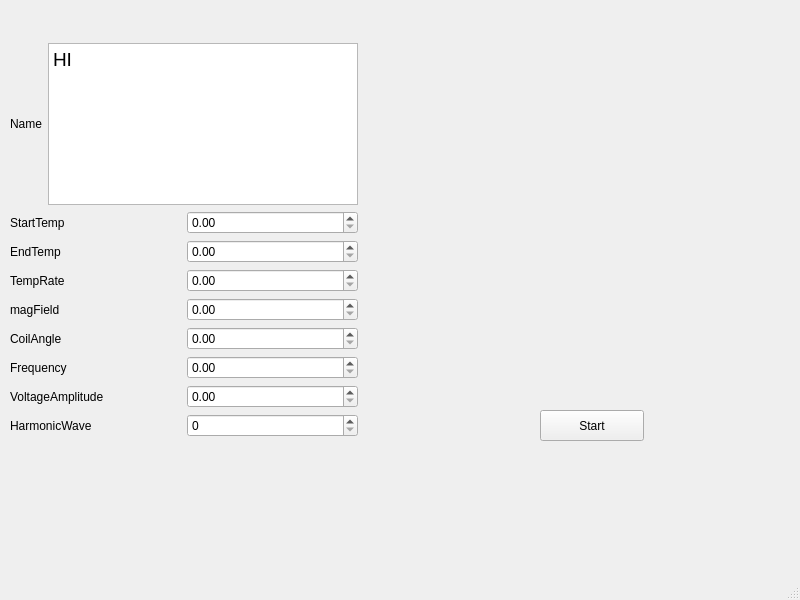
The window that ClassTest/mainwindow.ui (Hendrok/InduktionsMessProgramm) describes before a commit, drawn with Qt 5.
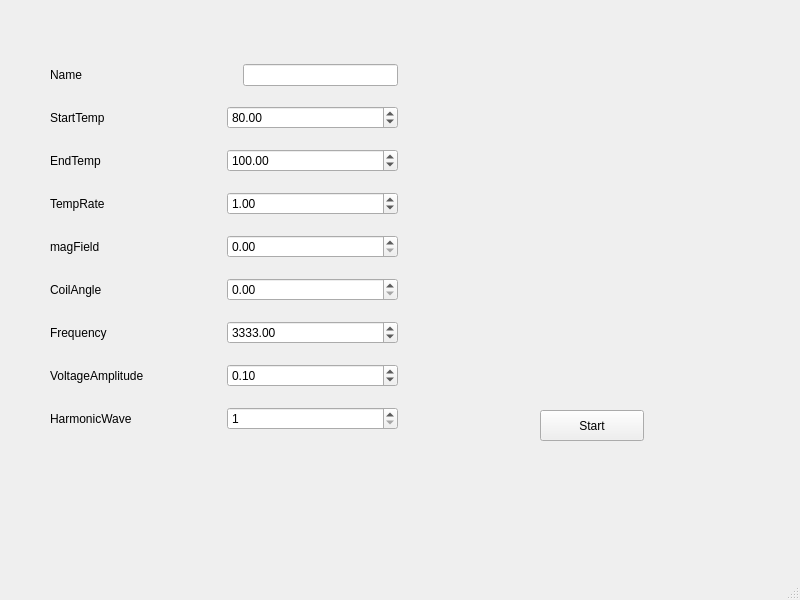
The same window after the commit.

```diff
--- a/ClassTest/mainwindow.ui
+++ b/ClassTest/mainwindow.ui
@@ -27,11 +27,11 @@
      <string>Start</string>
     </property>
    </widget>
-   <widget class="QWidget" name="">
+   <widget class="QWidget" name="layoutWidget">
     <property name="geometry">
      <rect>
-      <x>10</x>
-      <y>43</y>
+      <x>50</x>
+      <y>50</y>
       <width>348</width>
       <height>394</height>
      </rect>
@@ -47,13 +47,22 @@
         </widget>
        </item>
        <item>
-        <widget class="QTextEdit" name="SupraName1">
-         <property name="html">
-          <string>&lt;!DOCTYPE HTML PUBLIC &quot;-//W3C//DTD HTML 4.0//EN&quot; &quot;http://www.w3.org/TR/REC-html40/strict.dtd&quot;&gt;
-&lt;html&gt;&lt;head&gt;&lt;meta name=&quot;qrichtext&quot; content=&quot;1&quot; /&gt;&lt;style type=&quot;text/css&quot;&gt;
-p, li { white-space: pre-wrap; }
-&lt;/style&gt;&lt;/head&gt;&lt;body style=&quot; font-family:'MS Shell Dlg 2'; font-size:14.25pt; font-weight:400; font-style:normal;&quot;&gt;
-&lt;p style=&quot; margin-top:0px; margin-bottom:0px; margin-left:0px; margin-right:0px; -qt-block-indent:0; text-indent:0px;&quot;&gt;&lt;span style=&quot; font-family:'MS Shell Dlg 2'; font-size:14pt;&quot;&gt;HI&lt;/span&gt;&lt;/p&gt;&lt;/body&gt;&lt;/html&gt;</string>
+        <spacer name="horizontalSpacer">
+         <property name="orientation">
+          <enum>Qt::Horizontal</enum>
+         </property>
+         <property name="sizeHint" stdset="0">
+          <size>
+           <width>100</width>
+           <height>20</height>
+          </size>
+         </property>
+        </spacer>
+       </item>
+       <item>
+        <widget class="QLineEdit" name="SupraName1">
+         <property name="alignment">
+          <set>Qt::AlignCenter</set>
          </property>
         </widget>
        </item>
@@ -69,7 +78,14 @@
         </widget>
        </item>
        <item>
-        <widget class="QDoubleSpinBox" name="StartTemp"/>
+        <widget class="QDoubleSpinBox" name="StartTemp">
+         <property name="maximum">
+          <double>330.990000000000009</double>
+         </property>
+         <property name="value">
+          <double>80.000000000000000</double>
+         </property>
+        </widget>
        </item>
       </layout>
      </item>
@@ -83,7 +99,14 @@
         </widget>
        </item>
        <item>
-        <widget class="QDoubleSpinBox" name="EndTemp"/>
+        <widget class="QDoubleSpinBox" name="EndTemp">
+         <property name="maximum">
+          <double>300.990000000000009</double>
+         </property>
+         <property name="value">
+          <double>100.000000000000000</double>
+         </property>
+        </widget>
        </item>
       </layout>
      </item>
@@ -97,7 +120,17 @@
         </widget>
        </item>
        <item>
-        <widget class="QDoubleSpinBox" name="TempRate"/>
+        <widget class="QDoubleSpinBox" name="TempRate">
+         <property name="maximum">
+          <double>5.990000000000000</double>
+         </property>
+         <property name="singleStep">
+          <double>0.100000000000000</double>
+         </property>
+         <property name="value">
+          <double>1.000000000000000</double>
+         </property>
+        </widget>
        </item>
       </layout>
      </item>
@@ -111,7 +144,11 @@
         </widget>
        </item>
        <item>
-        <widget class="QDoubleSpinBox" name="MagField"/>
+        <widget class="QDoubleSpinBox" name="MagField">
+         <property name="maximum">
+          <double>14000.989999999999782</double>
+         </property>
+        </widget>
        </item>
       </layout>
      </item>
@@ -125,7 +162,11 @@
         </widget>
        </item>
        <item>
-        <widget class="QDoubleSpinBox" name="CoilAngle"/>
+        <widget class="QDoubleSpinBox" name="CoilAngle">
+         <property name="maximum">
+          <double>360.000000000000000</double>
+         </property>
+        </widget>
        </item>
       </layout>
      </item>
@@ -139,7 +180,14 @@
         </widget>
        </item>
        <item>
-        <widget class="QDoubleSpinBox" name="Frequency"/>
+        <widget class="QDoubleSpinBox" name="Frequency">
+         <property name="maximum">
+          <double>100000.990000000005239</double>
+         </property>
+         <property name="value">
+          <double>3333.000000000000000</double>
+         </property>
+        </widget>
        </item>
       </layout>
      </item>
@@ -153,7 +201,14 @@
         </widget>
        </item>
        <item>
-        <widget class="QDoubleSpinBox" name="VoltageAmplitude"/>
+        <widget class="QDoubleSpinBox" name="VoltageAmplitude">
+         <property name="maximum">
+          <double>10.990000000000000</double>
+         </property>
+         <property name="value">
+          <double>0.100000000000000</double>
+         </property>
+        </widget>
        </item>
       </layout>
      </item>
@@ -167,7 +222,17 @@
         </widget>
        </item>
        <item>
-        <widget class="QSpinBox" name="HarmonicWave"/>
+        <widget class="QSpinBox" name="HarmonicWave">
+         <property name="minimum">
+          <number>1</number>
+         </property>
+         <property name="maximum">
+          <number>3</number>
+         </property>
+         <property name="value">
+          <number>1</number>
+         </property>
+        </widget>
        </item>
       </layout>
      </item>
```
